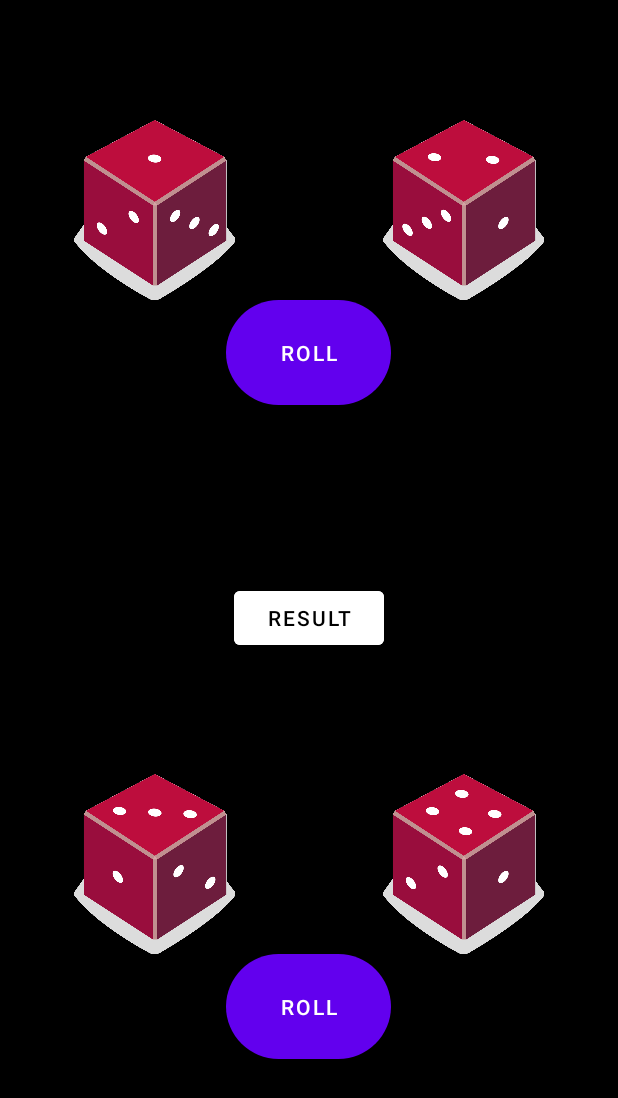
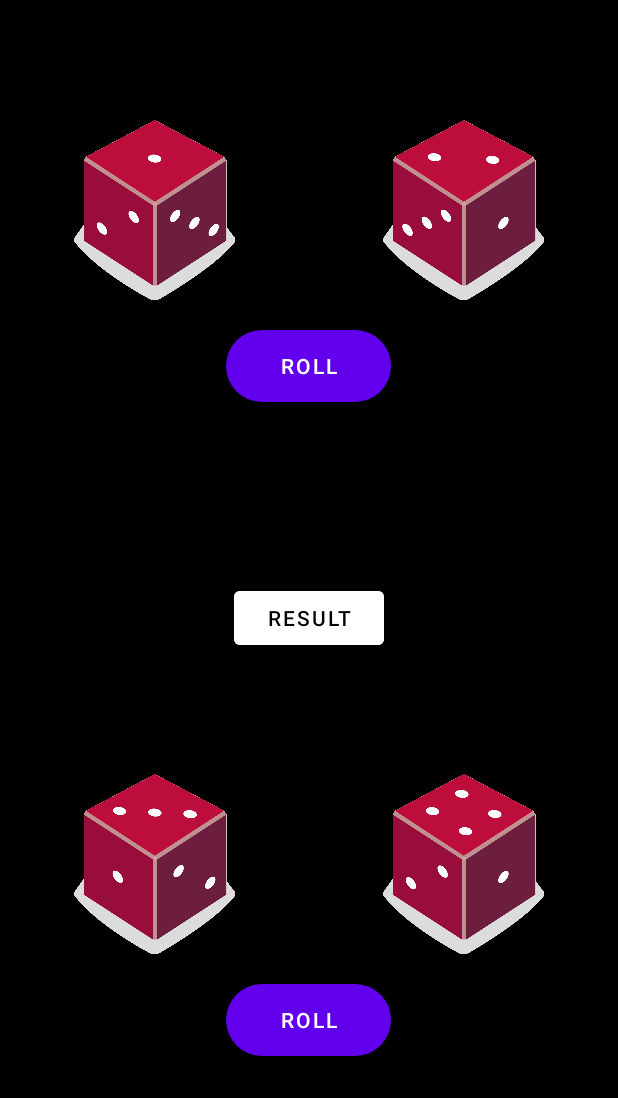
Before and after one commit to flexath/DiceRollerGaming, an Android app: the layout activity_main.xml on its own in the app's theme, with its tools: preview values and no code run, on a phone screen of 412 x 824 dp. Shown: the top 1098 px of the screen. Run offline under Robolectric (Android 15) with nearby library versions, the phone set to English and light mode, and no system bars.

Commit message:
ui changed a little

```diff
--- a/app/src/main/res/layout/activity_main.xml
+++ b/app/src/main/res/layout/activity_main.xml
@@ -3,8 +3,8 @@
     xmlns:tools="http://schemas.android.com/tools"
     android:layout_width="match_parent"
     android:layout_height="match_parent"
+    android:background="@color/black"
     android:orientation="horizontal"
-    android:background="@color/black"
     tools:context=".MainActivity">
 
     <LinearLayout
@@ -19,46 +19,40 @@
             android:layout_width="0dp"
             android:layout_height="120dp"
             android:layout_weight="1"
+            android:contentDescription="@string/diceone"
             android:scaleType="centerInside"
-            android:src="@drawable/dice_1"
-            android:contentDescription="@string/diceone" />
+            android:src="@drawable/dice_1" />
 
         <ImageView
             android:id="@+id/dice2"
             android:layout_width="0dp"
             android:layout_height="120dp"
             android:layout_weight="1"
+            android:contentDescription="@string/dicetwo"
             android:scaleType="centerInside"
-            android:src="@drawable/dice_2"
-            android:contentDescription="@string/dicetwo" />
+            android:src="@drawable/dice_2" />
     </LinearLayout>
-
-    <LinearLayout
-        android:layout_width="wrap_content"
-        android:layout_height="wrap_content"
-        android:layout_below="@+id/firstLinear"
-        android:layout_centerInParent="true"
-        android:orientation="vertical">
 
     <Button
         android:id="@+id/buttonPlayer1"
         android:layout_width="110dp"
-            android:layout_height="70dp"
+        android:layout_height="wrap_content"
+        android:layout_below="@+id/firstLinear"
         android:background="@drawable/round_button"
+        android:layout_marginTop="20dp"
+        android:layout_centerHorizontal="true"
         android:backgroundTint="@color/black"
         android:text="@string/roll"
         tools:ignore="DuplicateSpeakableTextCheck" />
-
-    </LinearLayout>
 
     <Button
         android:id="@+id/resultButton"
         android:layout_width="100dp"
         android:layout_height="wrap_content"
+        android:layout_centerInParent="true"
+        android:backgroundTint="@color/white"
         android:text="@string/result"
-        android:textColor="@color/black"
-        android:backgroundTint="@color/white"
-        android:layout_centerInParent="true"/>
+        android:textColor="@color/black" />
 
     <LinearLayout
         android:id="@+id/secondLinear"
@@ -74,36 +68,31 @@
             android:layout_width="0dp"
             android:layout_height="120dp"
             android:layout_weight="1"
+            android:contentDescription="@string/dicethree"
             android:scaleType="centerInside"
-            android:src="@drawable/dice_3"
-            android:contentDescription="@string/dicethree" />
+            android:src="@drawable/dice_3" />
 
         <ImageView
             android:id="@+id/dice4"
             android:layout_width="0dp"
             android:layout_height="120dp"
             android:layout_weight="1"
+            android:contentDescription="@string/dicefour"
             android:scaleType="centerInside"
-            android:src="@drawable/dice_4"
-            android:contentDescription="@string/dicefour" />
+            android:src="@drawable/dice_4" />
     </LinearLayout>
-
-    <LinearLayout
-        android:layout_width="wrap_content"
-        android:layout_height="wrap_content"
-        android:layout_centerHorizontal="true"
-        android:layout_below="@+id/secondLinear"
-        android:orientation="vertical">
 
     <Button
         android:id="@+id/buttonPlayer2"
         android:layout_width="110dp"
-            android:layout_height="70dp"
+        android:layout_height="wrap_content"
+        android:layout_below="@+id/secondLinear"
+        android:layout_centerHorizontal="true"
+        android:layout_marginTop="20dp"
+        android:layout_gravity="center_horizontal"
         android:background="@drawable/round_button"
         android:backgroundTint="@color/black"
-            android:layout_gravity="center_horizontal"
         android:text="@string/roll2" />
 
-    </LinearLayout>
 
 </RelativeLayout>
--- a/app/src/main/res/values-night/themes.xml
+++ b/app/src/main/res/values-night/themes.xml
@@ -1,6 +1,6 @@
 <resources xmlns:tools="http://schemas.android.com/tools">
     <!-- Base application theme. -->
-    <style name="Theme.DIceRollerGaming" parent="Theme.MaterialComponents.DayNight.DarkActionBar">
+    <style name="Theme.DIceRollerGaming" parent="Theme.MaterialComponents.DayNight.NoActionBar">
         <!-- Primary brand color. -->
         <item name="colorPrimary">@color/purple_200</item>
         <item name="colorPrimaryVariant">@color/purple_700</item>
--- a/app/src/main/res/values/themes.xml
+++ b/app/src/main/res/values/themes.xml
@@ -1,6 +1,6 @@
 <resources xmlns:tools="http://schemas.android.com/tools">
     <!-- Base application theme. -->
-    <style name="Theme.DIceRollerGaming" parent="Theme.MaterialComponents.DayNight.DarkActionBar">
+    <style name="Theme.DIceRollerGaming" parent="Theme.MaterialComponents.DayNight.NoActionBar">
         <!-- Primary brand color. -->
         <item name="colorPrimary">@color/purple_500</item>
         <item name="colorPrimaryVariant">@color/purple_700</item>
@@ -10,7 +10,7 @@
         <item name="colorSecondaryVariant">@color/teal_700</item>
         <item name="colorOnSecondary">@color/black</item>
         <!-- Status bar color. -->
-        <item name="android:statusBarColor" >?attr/colorPrimaryVariant</item>
+        <item name="android:statusBarColor" >@color/black</item>
         <!-- Customize your theme here. -->
     </style>
 </resources>
```
Lines whose indentation alone changed are shown as unchanged.
